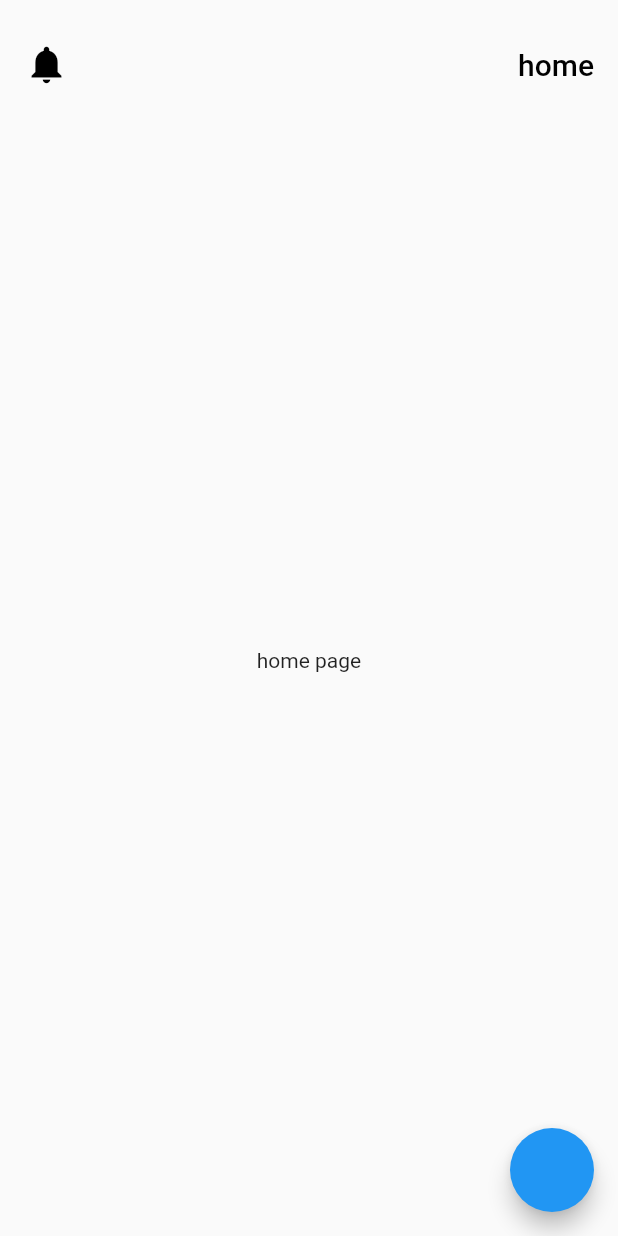
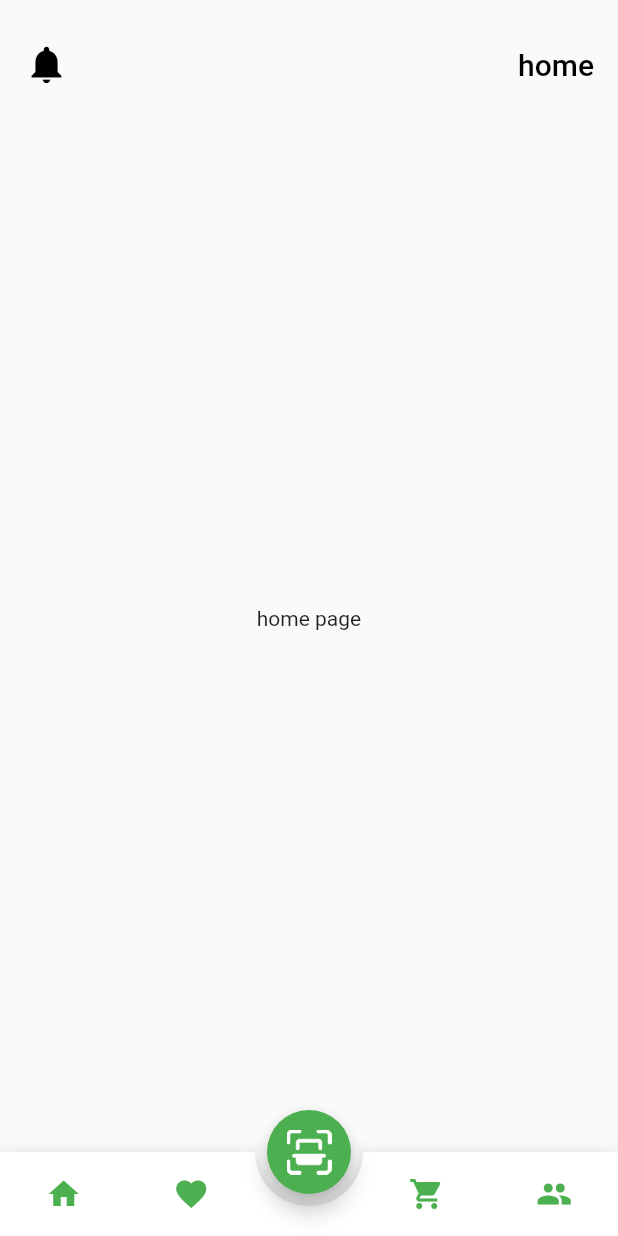
Before and after one commit to mcalisadeghi/plant_app, a Flutter app: the RootPage screen opened directly, on a phone screen of 412 x 824 dp. Run offline on Flutter 3.47's test engine with Material 2 defaults, Android fonts, the phone set to English and light mode, and no system bars; drawn by our look-alikes of animated_bottom_navigation_bar; our stand-ins replace page_transition.

```diff
--- a/lib/pages/root.dart
+++ b/lib/pages/root.dart
@@ -4,6 +4,9 @@ import 'package:flutter_application_1/pages/card_page.dart';
 import 'package:flutter_application_1/pages/favorite_page.dart';
 import 'package:flutter_application_1/pages/home_page.dart';
 import 'package:flutter_application_1/pages/profile_page.dart';
+import 'package:animated_bottom_navigation_bar/animated_bottom_navigation_bar.dart';
+import 'package:flutter_application_1/pages/scan_page.dart';
+import 'package:page_transition/page_transition.dart';
 
 class RootPage extends StatefulWidget {
   const RootPage({super.key});
@@ -42,7 +45,7 @@ class _RootPageState extends State<RootPage> {
           ),
           child: Row(
             mainAxisAlignment: MainAxisAlignment.spaceBetween,
-            children: [
+            children: <Widget>[
               Icon(
                 color: Constants.blackColor,
                 Icons.notifications,
@@ -65,7 +68,37 @@ class _RootPageState extends State<RootPage> {
         children: page,
       ),
       floatingActionButton: FloatingActionButton(
-        onPressed: () {},
+        onPressed: () {
+          Navigator.push(
+            context,
+            PageTransition(
+              child: const ScanPage(),
+              type: PageTransitionType.bottomToTop,
+            ),
+          );
+        },
+        backgroundColor: Constants.primaryColor,
+        child: Image.asset(
+          'assets/images/code-scan-two.png',
+          height: 30.0,
+        ),
+      ),
+      floatingActionButtonLocation: FloatingActionButtonLocation.centerDocked,
+      bottomNavigationBar: AnimatedBottomNavigationBar(
+        splashColor: Constants.primaryColor,
+        activeColor: Constants.primaryColor,
+        activeIndex: bottomIndex,
+        inactiveColor: Constants.primaryColor,
+        gapLocation: GapLocation.center,
+        icons: iconList,
+        notchSmoothness: NotchSmoothness.softEdge,
+        onTap: (int index) {
+          setState(
+            () {
+              bottomIndex = index;
+            },
+          );
+        },
       ),
     );
   }
```
